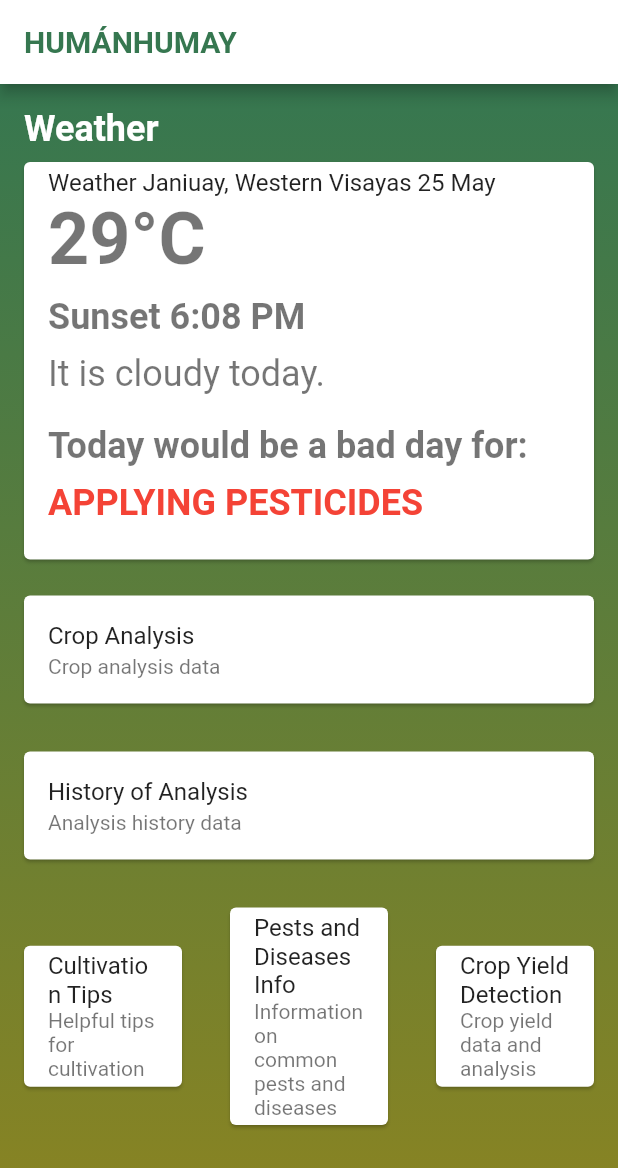
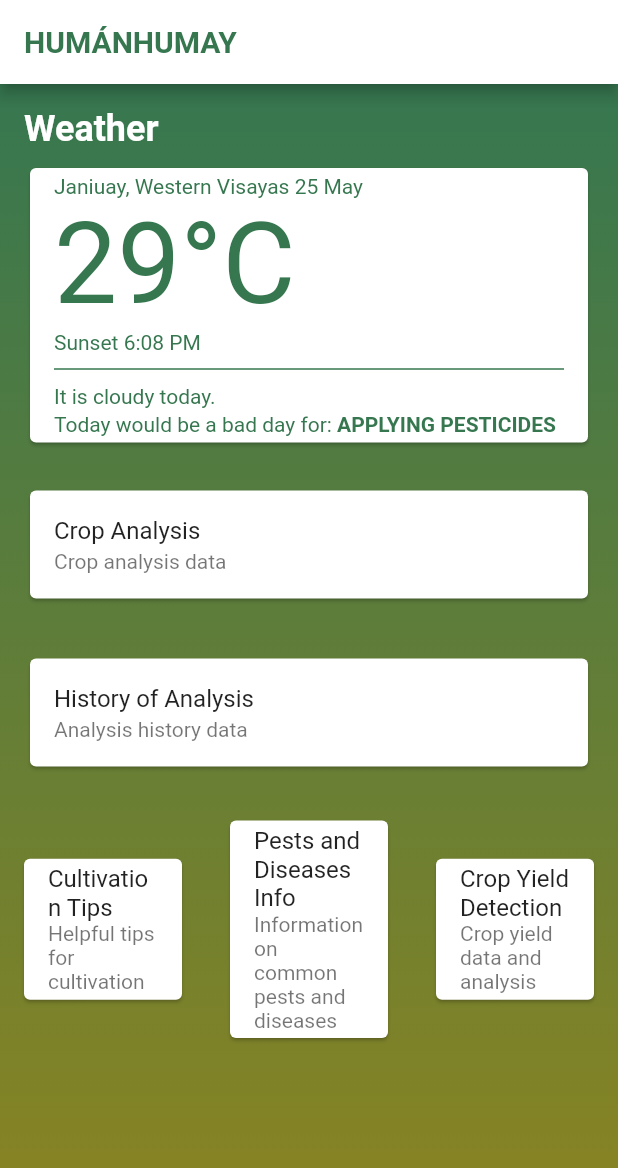
Before and after one commit to kclementir/cc206_human_humay, a Flutter app: the Dashboard screen opened directly, on a phone screen of 412 x 824 dp. Shown: the top 1168 px of the screen. Run offline on Flutter 3.47's test engine with Material 2 defaults, Android fonts, the light colour scheme and no system bars; Roboto replaces fonts that are missing (Brand).

Commit message:
modified weather widget

```diff
--- a/lib/features/dashboard.dart
+++ b/lib/features/dashboard.dart
@@ -39,7 +39,7 @@ class Dashboard extends StatelessWidget {
                 child: const Align(
                   alignment: Alignment.centerLeft,
                   child: Padding(
-                    padding: EdgeInsets.only(left: 16.0), // Adjust left padding
+                    padding: EdgeInsets.only(left: 16.0),
                     child: Text(
                       'Weather',
                       style: TextStyle(
@@ -53,54 +53,94 @@ class Dashboard extends StatelessWidget {
               ),
 
               // Weather details card with adjusted margin
-              const Card(
-                margin: EdgeInsets.symmetric(horizontal: 16.0, vertical: 8.0),
+              Container(
+                margin:
+                    const EdgeInsets.symmetric(horizontal: 16.0, vertical: 8.0),
+                child: const Card(
                   child: ListTile(
-                  title: Text('Weather Janiuay, Western Visayas 25 May'),
+                    title: Text(
+                      'Janiuay, Western Visayas 25 May',
+                      style: TextStyle(
+                        fontSize: 14,
+                        color: Color(0xFF367750),
+                      ),
+                    ),
                     subtitle: Column(
                       crossAxisAlignment: CrossAxisAlignment.start,
                       children: [
-                      Text('29°C',
+                        Text(
+                          '29°C',
                           style: TextStyle(
-                              fontSize: 48, fontWeight: FontWeight.bold)),
-                      SizedBox(height: 10),
-                      Text('Sunset 6:08 PM',
+                            fontSize: 75,
+                            color: Color(0xFF367750),
+                          ),
+                        ),
+                        Text(
+                          'Sunset 6:08 PM',
                           style: TextStyle(
-                              fontSize: 24, fontWeight: FontWeight.bold)),
-                      SizedBox(height: 10),
-                      Text('It is cloudy today.',
-                          style: TextStyle(fontSize: 24)),
-                      SizedBox(height: 20),
-                      Text('Today would be a bad day for:',
+                            fontSize: 14,
+                            color: Color(0xFF367750),
+                          ),
+                        ),
+                        Divider(
+                          // Add a line after "Sunset 6:08 PM"
+                          color: Color(0xFF367750),
+                          thickness: 1,
+                          height: 20,
+                        ),
+                        Text(
+                          'It is cloudy today.',
                           style: TextStyle(
-                              fontSize: 24, fontWeight: FontWeight.bold)),
-                      SizedBox(height: 10),
-                      Text('APPLYING PESTICIDES',
+                            fontSize: 14,
+                            color: Color(0xFF367750),
+                          ),
+                        ),
+                        SizedBox(height: 3),
+                        Row(
+                          // Add a Row for "Today would be a bad day for:" and "APPLYING PESTICIDES"
+                          children: [
+                            Text(
+                              'Today would be a bad day for: ',
                               style: TextStyle(
-                              fontSize: 24,
+                                fontSize: 14,
+                                color: Color(0xFF367750),
+                              ),
+                            ),
+                            Text(
+                              'APPLYING PESTICIDES',
+                              style: TextStyle(
+                                fontSize: 14,
                                 fontWeight: FontWeight.bold,
-                              color: Colors.red)),
-                      SizedBox(height: 20),
+                                color: Color(0xFF367750),
+                              ),
+                            ),
                           ],
+                        ),
+                      ],
+                    ),
                   ),
                 ),
               ),
 
               // Crop Analysis
-              const Card(
-                margin: EdgeInsets.all(16.0),
+              Container(
+                margin: const EdgeInsets.all(16.0),
+                child: const Card(
                   child: ListTile(
                     title: Text('Crop Analysis'),
                     subtitle: Text('Crop analysis data'),
                   ),
                 ),
+              ),
 
               // Analysis History
-              const Card(
-                margin: EdgeInsets.all(16.0),
+              Container(
+                margin: const EdgeInsets.all(16.0),
+                child: const Card(
                   child: ListTile(
                     title: Text('History of Analysis'),
                     subtitle: Text('Analysis history data'),
+                  ),
                 ),
               ),
 
```
Lines whose indentation alone changed are shown as unchanged.
